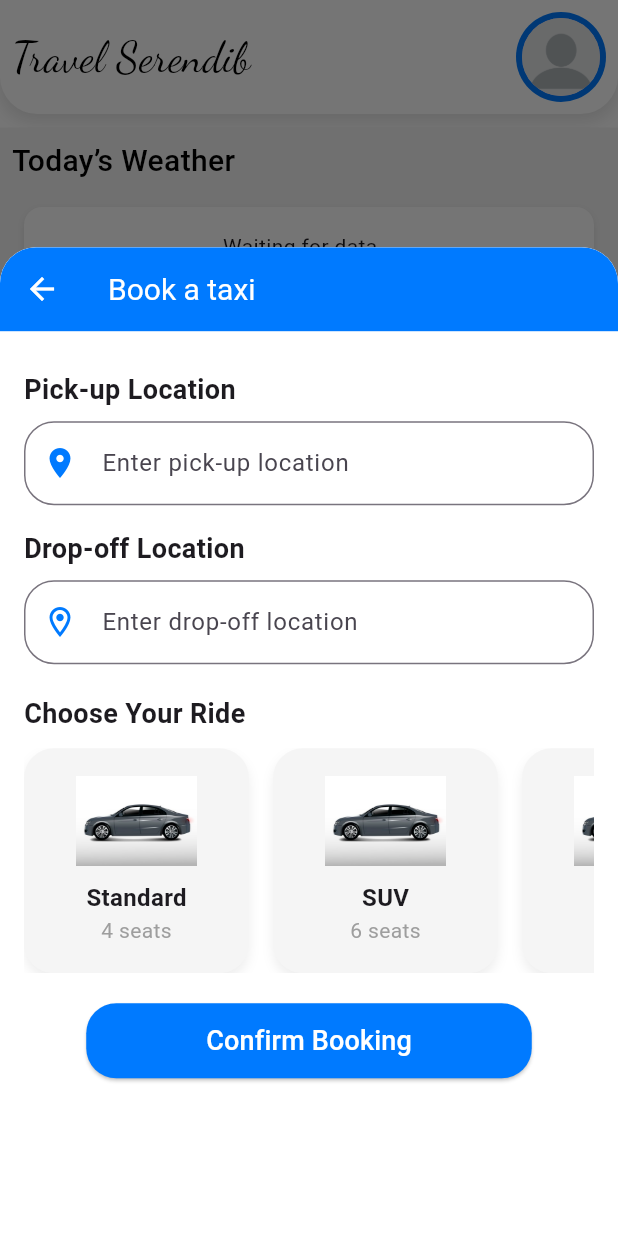
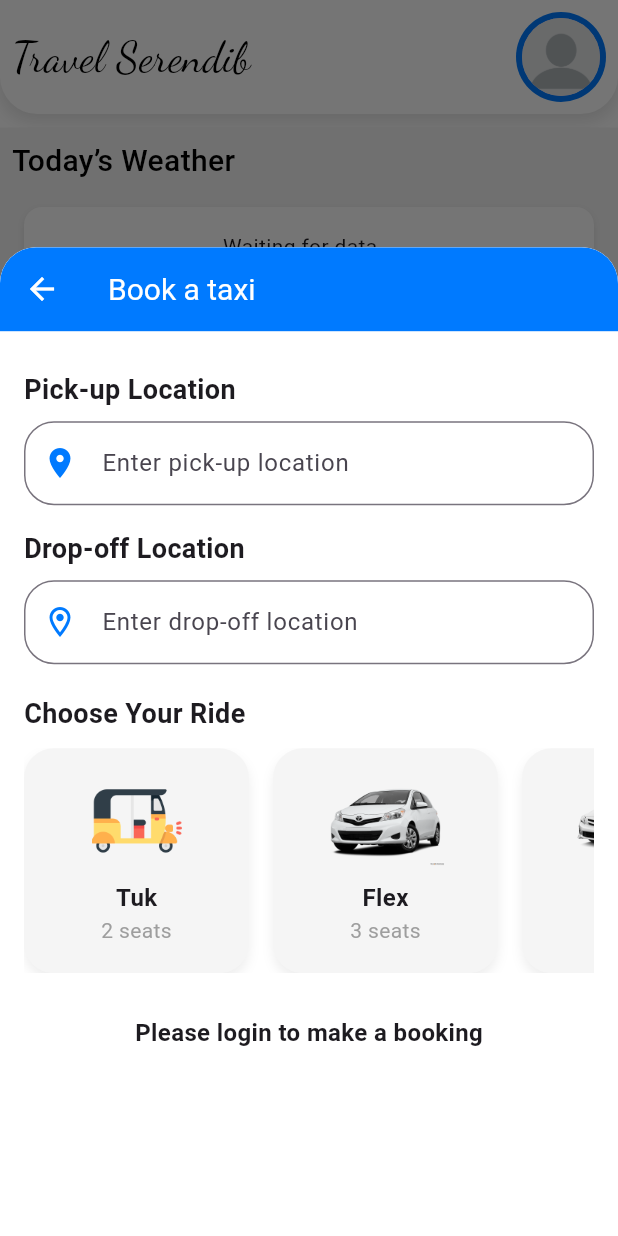
Before and after one commit to gayanasena/TravelSerendib, a Flutter app: the screen it shows after launch, after a tap on "Continue as Guest", after a tap on "Book a ride", on a phone screen of 412 x 824 dp. Run offline on Flutter 3.47's test engine with Material 3 defaults, Android fonts, the phone set to English and light mode, and no system bars; our stand-ins replace carousel_slider, connectivity_plus, equatable, firebase_auth, firebase_core, firebase_database and 11 more; missing offline and left inert: translator; accounts and stored records are empty; Roboto replaces fonts that are missing (graphik_medium_500, graphik_regular_600); project files that could hold a hidden picture were left out.

Commit message:
Guest user profile changes and taxi types changes.

```diff
--- a/lib/features/home/presentation/pages/book_a_taxi_view.dart
+++ b/lib/features/home/presentation/pages/book_a_taxi_view.dart
@@ -1,6 +1,7 @@
 // ignore_for_file: library_private_types_in_public_api
 
 import 'package:flutter/material.dart';
+import 'package:flutter_secure_storage/flutter_secure_storage.dart';
 import 'package:travelapp/core/resources/colors.dart';
 import 'package:travelapp/core/resources/text_styles.dart';
 import 'package:travelapp/features/home/data/Services/firebase_services.dart';
@@ -17,6 +18,8 @@ class BookATaxiView extends StatefulWidget {
 class _BookATaxiViewState extends State<BookATaxiView> {
   final TextEditingController _pickupController = TextEditingController();
   final TextEditingController _dropOffController = TextEditingController();
+  late FlutterSecureStorage secureStorage;
+  bool isGuestMode = false;
 
   late FirebaseServices firebaseServices;
 
@@ -25,7 +28,20 @@ class _BookATaxiViewState extends State<BookATaxiView> {
   @override
   void initState() {
     firebaseServices = FirebaseServices();
+    secureStorage = const FlutterSecureStorage();
     super.initState();
+  }
+
+  void getSecureStorageData() async {
+    var value = await secureStorage.read(key: 'isGuestMode');
+
+    setState(() {
+      if (value == 'true') {
+        isGuestMode = true;
+      } else {
+        isGuestMode = false;
+      }
+    });
   }
 
   @override
@@ -98,9 +114,10 @@ class _BookATaxiViewState extends State<BookATaxiView> {
                 child: ListView(
                   scrollDirection: Axis.horizontal,
                   children: [
-                    _rideOption("Standard", "4 seats", "assets/images/car.jpg"),
-                    _rideOption("SUV", "6 seats", "assets/images/car.jpg"),
-                    _rideOption("Luxury", "4 seats", "assets/images/car.jpg"),
+                    _rideOption("Tuk", "2 seats", "assets/images/tuk.png"),
+                    _rideOption("Flex", "3 seats", "assets/images/flex2.png"),
+                    _rideOption("Car", "3 seats", "assets/images/flex.png"),
+                    _rideOption("SUV", "5 seats", "assets/images/suv.png"),
                   ],
                 ),
               ),
@@ -109,7 +126,8 @@ class _BookATaxiViewState extends State<BookATaxiView> {
 
               // Confirm Booking Button
               Center(
-                child: ElevatedButton(
+                child: isGuestMode
+                    ? ElevatedButton(
                         style: ElevatedButton.styleFrom(
                           padding: const EdgeInsets.symmetric(
                               horizontal: 80, vertical: 12),
@@ -124,6 +142,14 @@ class _BookATaxiViewState extends State<BookATaxiView> {
                         child: const Text(
                           "Confirm Booking",
                           style: TextStyle(fontSize: 18, color: Colors.white),
+                        ),
+                      )
+                    : const Padding(
+                        padding: EdgeInsets.only(top: 8.0),
+                        child: Text(
+                          'Please login to make a booking',
+                          style: TextStyle(
+                              fontWeight: FontWeight.bold, fontSize: 16),
                         ),
                       ),
               ),
```
Also changed, not shown: lib/features/home/presentation/pages/user_profile_view.dart (+16 -4 lines), assets/images/flex.png (added), assets/images/flex2.png (added), assets/images/suv.png (added), assets/images/tuk.png (added). Lines whose indentation alone changed are shown as unchanged.
